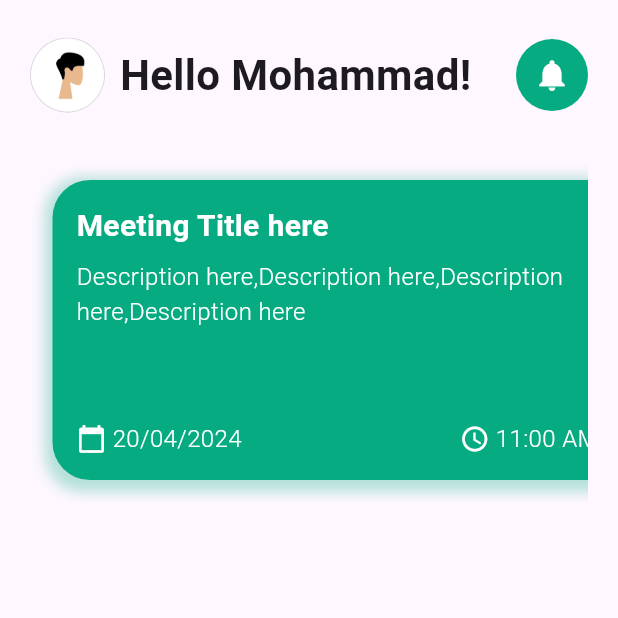
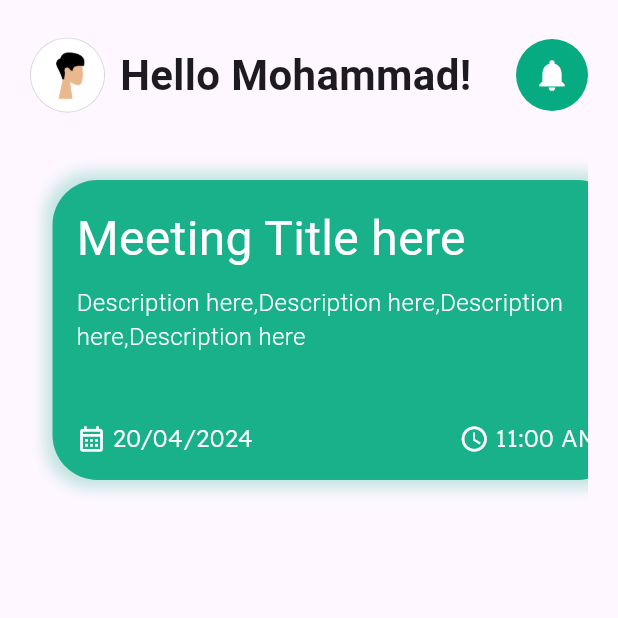
Before and after one commit to MhaamadAli/Cue-App, a Flutter app: the HomeScreenContent screen opened directly, on a phone screen of 412 x 824 dp, the top half of it. Run offline on Flutter 3.47's test engine with Material 3 defaults, Android fonts, the phone set to English and light mode, and no system bars; our stand-ins replace google_fonts.

Commit message:
fixed meetingListWidget styling

```diff
--- a/mobile/lib/screens/Home/widgets/meeting_list_widget.dart
+++ b/mobile/lib/screens/Home/widgets/meeting_list_widget.dart
@@ -1,5 +1,6 @@
 import 'package:flutter/material.dart';
 import 'package:flutter/widgets.dart';
+import 'package:google_fonts/google_fonts.dart';
 
 class MeetingListCard extends StatelessWidget {
   const MeetingListCard({super.key});
@@ -12,33 +13,33 @@ class MeetingListCard extends StatelessWidget {
       margin: const EdgeInsets.all(15),
       padding: const EdgeInsets.all(16),
       decoration: BoxDecoration(
-        color: Color(0xFF07AB81),
-        borderRadius: BorderRadius.circular(25),
+        color: Color(0xFF07AB81).withOpacity(0.9),
+        borderRadius: BorderRadius.circular(30),
         boxShadow: [
           BoxShadow(
-            color: Color(0xFF07AB81).withOpacity(0.3),
+            color: Color(0xFF07AB81).withOpacity(0.25),
             spreadRadius: 5,
-            blurRadius: 7,
-            offset: Offset(0, 3),
+            blurRadius: 8,
+            offset: const Offset(0, 0),
           ),
         ],
       ),
-      child: const Column(
+      child: Column(
         crossAxisAlignment: CrossAxisAlignment.start,
         children: [
           Text(
             'Meeting Title here',
-            style: TextStyle(
+            style: GoogleFonts.monomaniacOne(
               color: Colors.white,
-              fontSize: 20,
-              fontWeight: FontWeight.bold,
+              fontSize: 32,
+              fontWeight: FontWeight.w400,
             ),
           ),
-          Padding(
-            padding: EdgeInsets.only(top: 8, bottom: 16),
+           Padding(
+            padding: const EdgeInsets.only(top: 8, bottom: 16),
             child: Text(
               'Description here,Description here,Description here,Description here',
-              style: TextStyle(
+              style: GoogleFonts.roboto(
                 color: Colors.white,
                 fontSize: 16,
               ),
@@ -46,17 +47,17 @@ class MeetingListCard extends StatelessWidget {
               overflow: TextOverflow.ellipsis,
             ),
           ),
-          Spacer(),
+          const Spacer(),
           Row(
             mainAxisAlignment: MainAxisAlignment.spaceBetween,
             children: [
               Row(
                 children: [
-                  Icon(Icons.calendar_today, size: 20, color: Colors.white),
-                  SizedBox(width: 4),
+                  const Icon(Icons.calendar_month_outlined, size: 20, color: Colors.white),
+                  const SizedBox(width: 4),
                   Text(
                     '20/04/2024',
-                    style: TextStyle(
+                    style: GoogleFonts.lexend(
                       color: Colors.white,
                       fontSize: 16,
                     ),
@@ -64,12 +65,12 @@ class MeetingListCard extends StatelessWidget {
                 ],
               ),
               Row(children: [
-                SizedBox(width: 30),
-                Icon(Icons.access_time, size: 20, color: Colors.white),
-                SizedBox(width: 4),
+                const SizedBox(width: 30),
+                const Icon(Icons.access_time_outlined, size: 20, color: Colors.white),
+                const SizedBox(width: 4),
                 Text(
                   '11:00 AM',
-                  style: TextStyle(
+                  style: GoogleFonts.lexend(
                     color: Colors.white,
                     fontSize: 16,
                   ),
```
